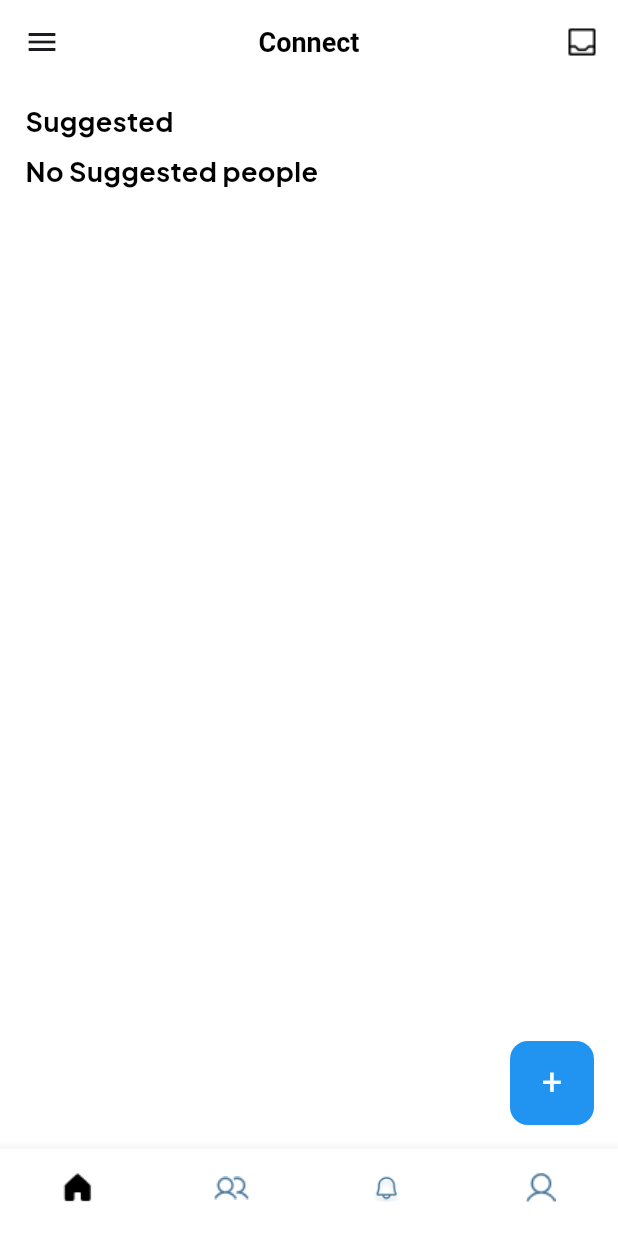
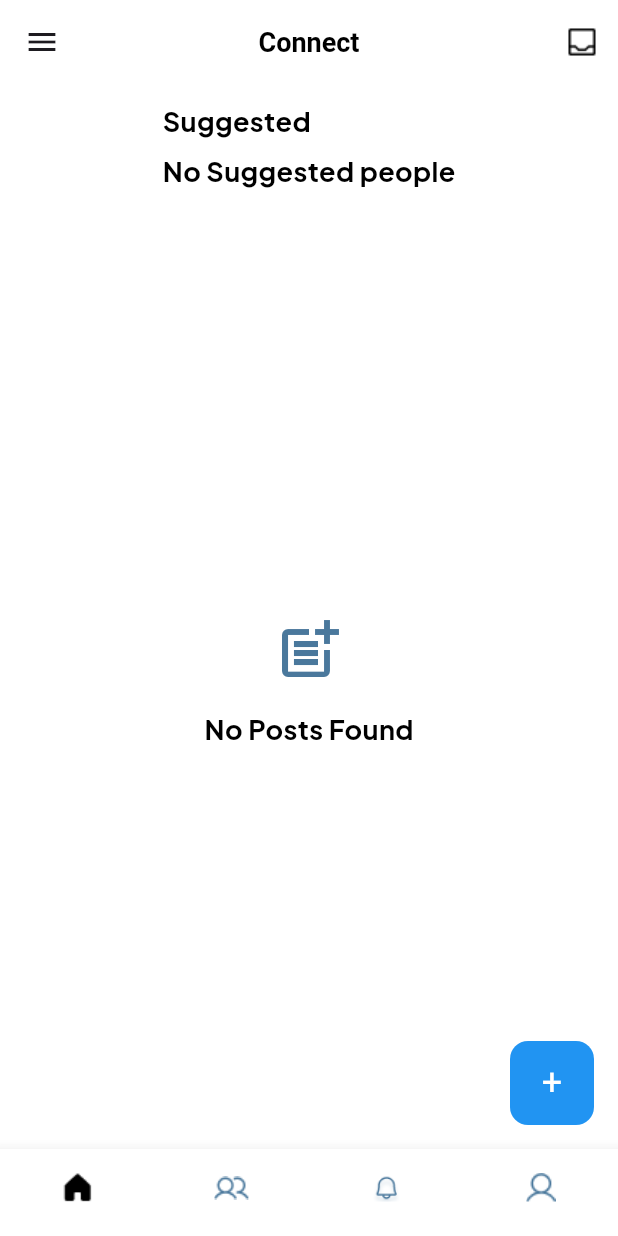
Before and after one commit to Eslam-mahmou/mini_social_feed_app, a Flutter app: the FeedScreen screen opened by its route, after a tap on "Close", on a phone screen of 412 x 824 dp. Run offline on Flutter 3.47's test engine with Material 3 defaults, Android fonts, the phone set to English and light mode, and no system bars; our stand-ins replace bloc, cached_network_image, cloud_firestore, dio, dotted_border, firebase_auth and 10 more; accounts and stored records are empty; generated files the repository leaves out were written again; network calls fail.

Commit message:
feat(Home Tab):- - Get all Posts. - add like and dis like.

```diff
--- a/lib/core/di/injectable_initializer.dart
+++ b/lib/core/di/injectable_initializer.dart
@@ -1,4 +1,6 @@
 
+import 'package:cloud_firestore/cloud_firestore.dart';
+import 'package:firebase_auth/firebase_auth.dart';
 import 'package:get_it/get_it.dart';
 import 'package:injectable/injectable.dart';
 import 'injectable_initializer.config.dart';
@@ -11,6 +13,7 @@ final getIt = GetIt.instance;
   asExtension: true,
 )
 void configureDependencies()  {
-
+  getIt.registerLazySingleton<FirebaseFirestore>(() => FirebaseFirestore.instance);
+  getIt.registerLazySingleton<FirebaseAuth>(() => FirebaseAuth.instance);
   getIt.init();
 }
--- a/lib/data/model/post_response_model.dart
+++ b/lib/data/model/post_response_model.dart
@@ -18,7 +18,7 @@ class PostResponseModel extends PostResponseEntity {
       userId: json['userId'] ,
       title: json['title'] ,
       description: json['description'] ,
-      imageUrl: json['imageUrl'] ??"",
+      imageUrl: json['imageData'] ??"",
       likes: List<String>.from(json['likes'] ),
       createdAt: (json['createdAt']).toDate(),
     );
@@ -29,7 +29,7 @@ class PostResponseModel extends PostResponseEntity {
       'userId': userId,
       'title': title,
       'description': description,
-      'imageUrl': imageUrl,
+      'imageData': imageUrl,
       'likes': likes,
       'createdAt': Timestamp.fromDate(createdAt),
     };
--- a/lib/data/repository_impl/home_tab_repository_impl.dart
+++ b/lib/data/repository_impl/home_tab_repository_impl.dart
@@ -1,9 +1,9 @@
 import 'package:injectable/injectable.dart';
 import 'package:mini_social_feed/core/common/result.dart';
 import 'package:mini_social_feed/core/network/api_execute.dart';
-
 import 'package:mini_social_feed/domain/entity/user_data_response_entity.dart';
 
+import '../../domain/entity/past_response_Entity.dart';
 import '../../domain/repository/home_repository.dart';
 import '../data_source/home_tab_remote_data_source.dart';
 
@@ -19,4 +19,16 @@ class HomeTabRepositoryImpl implements HomeRepository {
       return _remoteDataSource.getUserData();
     });
   }
+
+  @override
+  Stream<List<PostResponseEntity>> getPostsStream() {
+    return _remoteDataSource.getPostsStream();
+  }
+
+  @override
+  Future<Result<void>> toggleLike(String postId, String userId) {
+    return executeApi(() async {
+      await _remoteDataSource.toggleLike(postId, userId);
+    });
+  }
 }
--- a/lib/domain/repository/home_repository.dart
+++ b/lib/domain/repository/home_repository.dart
@@ -1,6 +1,10 @@
 import 'package:mini_social_feed/core/common/result.dart';
 import 'package:mini_social_feed/domain/entity/user_data_response_entity.dart';
 
+import '../../domain/entity/past_response_Entity.dart';
+
 abstract class HomeRepository {
   Future<Result<UserDataResponseEntity>> getUserData();
+  Stream<List<PostResponseEntity>> getPostsStream();
+  Future<Result<void>> toggleLike(String postId, String userId);
 }
--- a/lib/domain/use_case/home_use_case.dart
+++ b/lib/domain/use_case/home_use_case.dart
@@ -2,6 +2,8 @@ import 'package:injectable/injectable.dart';
 import 'package:mini_social_feed/core/common/result.dart';
 import 'package:mini_social_feed/domain/entity/user_data_response_entity.dart';
 import 'package:mini_social_feed/domain/repository/home_repository.dart';
+
+import '../../domain/entity/past_response_Entity.dart';
 
 @injectable
 class HomeTabUseCase {
@@ -10,4 +12,7 @@ class HomeTabUseCase {
   HomeTabUseCase(this._repo);
 
   Future<Result<UserDataResponseEntity>> getUserData() => _repo.getUserData();
+  Stream<List<PostResponseEntity>> getPostsStream() => _repo.getPostsStream();
+  Future<Result<void>> toggleLike(String postId, String userId) =>
+      _repo.toggleLike(postId, userId);
 }
--- a/lib/presentation/layout/manager/home_teb_cubit/home_tab_stste.dart
+++ b/lib/presentation/layout/manager/home_teb_cubit/home_tab_stste.dart
@@ -1,12 +1,28 @@
 import 'package:mini_social_feed/domain/entity/user_data_response_entity.dart';
 
+import '../../../../domain/entity/past_response_Entity.dart';
+
 sealed class HomeTabState {}
-class GetUserDataLoadingState extends HomeTabState {}
-class GetUserDataSuccessState extends HomeTabState {
-  List<UsersDataEntity> users;
-  GetUserDataSuccessState(this.users);
+
+class HomeTabLoadingState extends HomeTabState {}
+
+class HomeTabSuccessState extends HomeTabState {
+  final List<UsersDataEntity> users;
+  final List<PostResponseEntity> posts;
+  HomeTabSuccessState({required this.users, required this.posts});
 }
-class GetUserDataErrorState extends HomeTabState {
+
+class HomeTabErrorState extends HomeTabState {
   final String message;
-  GetUserDataErrorState(this.message);
+  HomeTabErrorState(this.message);
 }
+
+class HomeTabLikeSuccessState extends HomeTabState {
+  final List<PostResponseEntity> posts;
+  HomeTabLikeSuccessState(this.posts);
+}
+
+class HomeTabLikeErrorState extends HomeTabState {
+  final String message;
+  HomeTabLikeErrorState(this.message);
+}
--- a/lib/presentation/layout/manager/home_teb_cubit/home_tab_view_model.dart
+++ b/lib/presentation/layout/manager/home_teb_cubit/home_tab_view_model.dart
@@ -1,28 +1,67 @@
 import 'package:flutter_bloc/flutter_bloc.dart';
 import 'package:injectable/injectable.dart';
+import 'package:firebase_auth/firebase_auth.dart';
 import 'package:mini_social_feed/core/common/result.dart';
 import 'package:mini_social_feed/domain/entity/user_data_response_entity.dart';
 import 'package:mini_social_feed/domain/use_case/home_use_case.dart';
 
+import '../../../../domain/entity/past_response_Entity.dart';
 import 'home_tab_stste.dart';
+
 @injectable
 class HomeTabViewModel extends Cubit<HomeTabState> {
-  HomeTabViewModel(this._useCase) : super(GetUserDataLoadingState());
+  HomeTabViewModel(this._useCase) : super(HomeTabLoadingState());
   final HomeTabUseCase _useCase;
   List<UsersDataEntity> users = [];
+  List<PostResponseEntity> posts = [];
+  Stream<List<PostResponseEntity>> get postsStream => _useCase.getPostsStream();
+
+  // دالة للتحقق من حالة الـ like
+  bool isLiked(PostResponseEntity post) {
+    final currentUserId = FirebaseAuth.instance.currentUser?.uid;
+    if (currentUserId == null) return false;
+    return post.likes.contains(currentUserId);
+  }
+
+  Future<void> loadInitialData() async {
+    emit(HomeTabLoadingState());
+
+    try {
+      final userDataResult = await _useCase.getUserData();
+
+      switch (userDataResult) {
+        case Success():
+          users = userDataResult.data?.users ?? [];
+          emit(HomeTabSuccessState(users: users, posts: []));
+          break;
+        case Error():
+          emit(HomeTabErrorState(userDataResult.message.toString()));
+          break;
+      }
+    } catch (e) {
+      emit(HomeTabErrorState(e.toString()));
+    }
+  }
+
   Future<void> getUserData() async {
-    emit(GetUserDataLoadingState());
     final result = await _useCase.getUserData();
-    switch(result){
+    switch (result) {
       case Success():
-        final data = result.data;
-        users = data?.users??[];
-        emit(GetUserDataSuccessState(users));
+        users = result.data?.users ?? [];
+        emit(HomeTabSuccessState(users: users, posts: posts));
         break;
       case Error():
-        emit(GetUserDataErrorState(result.message.toString()));
+        emit(HomeTabErrorState(result.message.toString()));
         break;
-
     }
   }
+
+  Future<void> toggleLike(String postId, String userId) async {
+    // إرسال الطلب بدون انتظار الاستجابة
+    _useCase.toggleLike(postId, userId).then((result) {
+      if (result is Error) {
+        emit(HomeTabLikeErrorState(result.message.toString()));
+      }
+    });
+  }
 }
--- a/lib/presentation/layout/tabs/homeTab.dart
+++ b/lib/presentation/layout/tabs/homeTab.dart
@@ -1,10 +1,13 @@
 import 'package:flutter/material.dart';
 import 'package:flutter_bloc/flutter_bloc.dart';
+import 'package:firebase_auth/firebase_auth.dart';
 import 'package:mini_social_feed/core/common/responsive_height_width.dart';
 import 'package:mini_social_feed/core/di/injectable_initializer.dart';
 import 'package:mini_social_feed/core/widget/custom_dialog.dart';
 import 'package:mini_social_feed/presentation/layout/manager/home_teb_cubit/home_tab_stste.dart';
 import 'package:mini_social_feed/presentation/layout/manager/home_teb_cubit/home_tab_view_model.dart';
+import 'package:mini_social_feed/presentation/layout/widget/custom_post_item.dart';
+import 'package:mini_social_feed/domain/entity/past_response_Entity.dart';
 
 import '../../../core/utils/app_colors.dart';
 import '../widget/custom_suggest_item.dart';
@@ -17,21 +20,34 @@ class HomeTab extends StatelessWidget {
     var viewModel = getIt.get<HomeTabViewModel>();
     final theme = Theme.of(context);
     return BlocConsumer<HomeTabViewModel, HomeTabState>(
-      bloc: viewModel..getUserData(),
+      bloc: viewModel..loadInitialData(),
       listener: (context, state) {
-        if (state is GetUserDataErrorState) {
+        if (state is HomeTabErrorState) {
           DialogUtils.showMessage(
             context: context,
             message: state.message,
             title: "Error",
             negativeActionName: "Close",
             postActionName: "Retry",
-            postAction: () {},
+            postAction: () {
+              viewModel.loadInitialData();
+            },
+          );
+        } else if (state is HomeTabLikeErrorState) {
+          DialogUtils.showMessage(
+            context: context,
+            message: state.message,
+            title: "Like Error",
+            negativeActionName: "Close",
+            postActionName: "OK",
           );
         }
       },
       builder: (context, state) {
-        return Padding(
+        return Column(
+          children: [
+            // Suggested Users - ثابت بدون refresh
+            Padding(
               padding: EdgeInsets.symmetric(horizontal: 16.widthResponsive),
               child: Column(
                 crossAxisAlignment: CrossAxisAlignment.start,
@@ -39,15 +55,32 @@ class HomeTab extends StatelessWidget {
                   SizedBox(height: 12.heightResponsive),
                   Text("Suggested", style: theme.textTheme.bodyMedium),
                   SizedBox(height: 8.heightResponsive),
-              state is GetUserDataLoadingState
-                  ? Center(
-                      child: CircularProgressIndicator(
-                        color: AppColors.primaryColor,
+                  _buildSuggestedUsers(viewModel, state, theme),
+                ],
               ),
-                    )
-                  : state is GetUserDataSuccessState &&
-                        viewModel.users.isNotEmpty
-                  ? SizedBox(
+            ),
+            SizedBox(height: 16.heightResponsive),
+            // Posts - مع refresh
+            _buildPostsList(viewModel, state, theme),
+          ],
+        );
+      },
+    );
+  }
+
+  Widget _buildSuggestedUsers(
+    HomeTabViewModel viewModel,
+    HomeTabState state,
+    ThemeData theme,
+  ) {
+    if (state is HomeTabLoadingState) {
+      return Center(
+        child: CircularProgressIndicator(color: AppColors.primaryColor),
+      );
+    }
+
+    if (viewModel.users.isNotEmpty) {
+      return SizedBox(
         height: 200.heightResponsive,
         child: ListView.builder(
           scrollDirection: Axis.horizontal,
@@ -55,24 +88,102 @@ class HomeTab extends StatelessWidget {
           physics: ClampingScrollPhysics(),
           itemBuilder: (context, index) {
             return Padding(
-                            padding: EdgeInsets.symmetric(
-                              horizontal: 12.widthResponsive,
+              padding: EdgeInsets.symmetric(horizontal: 12.widthResponsive),
+              child: CustomSuggestItem(usersDataEntity: viewModel.users[index]),
+            );
+          },
         ),
-                            child: CustomSuggestItem(
-                              usersDataEntity: viewModel.users[index],
+      );
+    }
+
+    return Text("No Suggested people", style: theme.textTheme.bodyMedium);
+  }
+
+  Widget _buildPostsList(
+    HomeTabViewModel viewModel,
+    HomeTabState state,
+    ThemeData theme,
+  ) {
+    if (state is HomeTabLoadingState) {
+      return Expanded(
+        child: Center(
+          child: CircularProgressIndicator(color: AppColors.primaryColor),
+        ),
+      );
+    }
+
+    return Expanded(
+      child: StreamBuilder<List<PostResponseEntity>>(
+        stream: viewModel.postsStream,
+        builder: (context, snapshot) {
+          if (snapshot.connectionState == ConnectionState.waiting &&
+              !snapshot.hasData) {
+            return Center(
+              child: CircularProgressIndicator(color: AppColors.primaryColor),
+            );
+          }
+
+          if (snapshot.hasError) {
+            return Center(
+              child: Column(
+                mainAxisAlignment: MainAxisAlignment.center,
+                children: [
+                  Icon(Icons.error_outline, size: 48, color: Colors.red),
+                  SizedBox(height: 16),
+                  Text(
+                    "Error: ${snapshot.error}",
+                    style: theme.textTheme.bodyMedium,
+                    textAlign: TextAlign.center,
+                  ),
+                ],
+              ),
+            );
+          }
+
+          final posts = snapshot.data ?? [];
+
+          if (posts.isEmpty) {
+            return Center(
+              child: Column(
+                mainAxisAlignment: MainAxisAlignment.center,
+                children: [
+                  Icon(
+                    Icons.post_add,
+                    size: 48,
+                    color: AppColors.secondaryColor,
+                  ),
+                  SizedBox(height: 16),
+                  Text("No Posts Found", style: theme.textTheme.bodyMedium),
+                ],
+              ),
+            );
+          }
+
+          return RefreshIndicator(
+            onRefresh: () async {
+              // إعادة تحميل المنشورات فقط
+              await viewModel.loadInitialData();
+            },
+            child: ListView.builder(
+              padding: EdgeInsets.symmetric(horizontal: 16.widthResponsive),
+              itemCount: posts.length,
+              itemBuilder: (context, index) {
+                return CustomPostItem(
+                  post: posts[index],
+                  isLiked: viewModel.isLiked(posts[index]),
+                  onLikePressed: () {
+                    final currentUserId =
+                        FirebaseAuth.instance.currentUser?.uid;
+                    if (currentUserId != null) {
+                      viewModel.toggleLike(posts[index].postId, currentUserId);
+                    }
+                  },
+                );
+              },
             ),
           );
         },
       ),
-                    )
-                  : Text(
-                      "No Suggested people",
-                      style: theme.textTheme.bodyMedium,
-                    ),
-            ],
-          ),
-        );
-      },
     );
   }
 }
```
Also changed, not shown: lib/data/data_source/home_tab_remote_data_source.dart (+69 -2 lines), lib/presentation/layout/widget/custom_post_item.dart (added, +84 -0 lines), lib/core/di/injectable_initializer.config.dart. Lines whose indentation alone changed are shown as unchanged.
